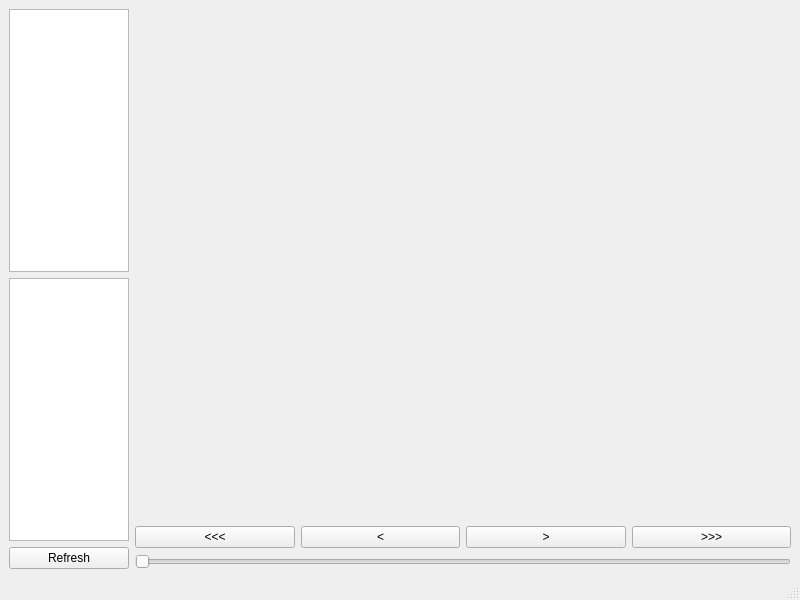
Before: the Qt Designer form server/database_scroll/mainwindow.ui in GiteZz/Thermal-sensor-localisation, drawn with Qt 5.
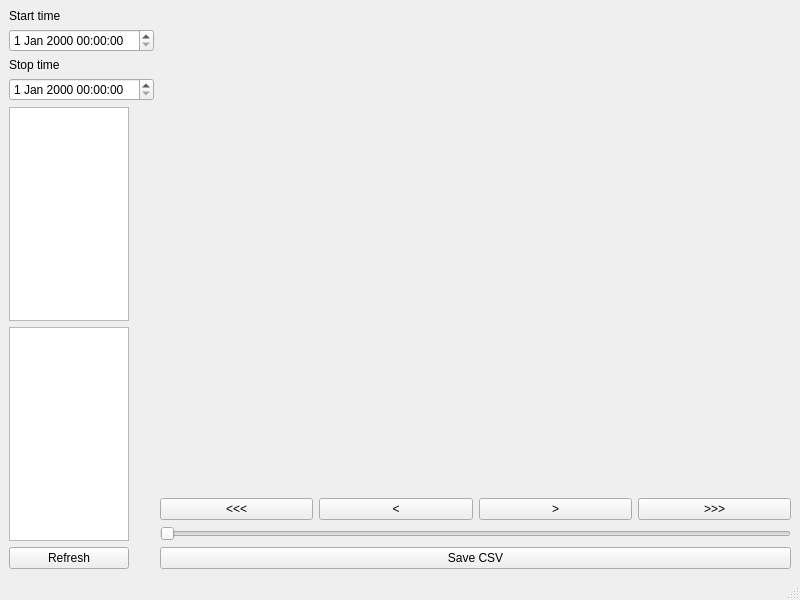
After: the same form once the commit is applied.

The edit to the form file:
```diff
--- a/server/database_scroll/mainwindow.ui
+++ b/server/database_scroll/mainwindow.ui
@@ -71,10 +71,41 @@
           </property>
          </widget>
         </item>
+        <item>
+         <layout class="QHBoxLayout" name="horizontalLayout_2">
+          <item>
+           <widget class="QPushButton" name="saveCSVButton">
+            <property name="text">
+             <string>Save CSV</string>
+            </property>
+           </widget>
+          </item>
+         </layout>
+        </item>
        </layout>
       </item>
       <item row="0" column="0">
        <layout class="QVBoxLayout" name="verticalLayout_2">
+        <item>
+         <widget class="QLabel" name="label">
+          <property name="text">
+           <string>Start time</string>
+          </property>
+         </widget>
+        </item>
+        <item>
+         <widget class="QDateTimeEdit" name="startTimeEdit"/>
+        </item>
+        <item>
+         <widget class="QLabel" name="label_2">
+          <property name="text">
+           <string>Stop time</string>
+          </property>
+         </widget>
+        </item>
+        <item>
+         <widget class="QDateTimeEdit" name="stopTimeEdit_2"/>
+        </item>
         <item>
          <widget class="QListWidget" name="timeList">
           <property name="maximumSize">
```
